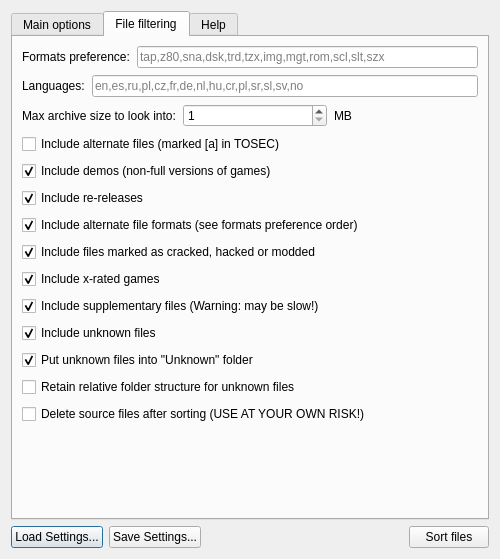
Qt form ui/SorterLauncher.ui (ladyeklipse/ZX-Pokemaster) before a commit.
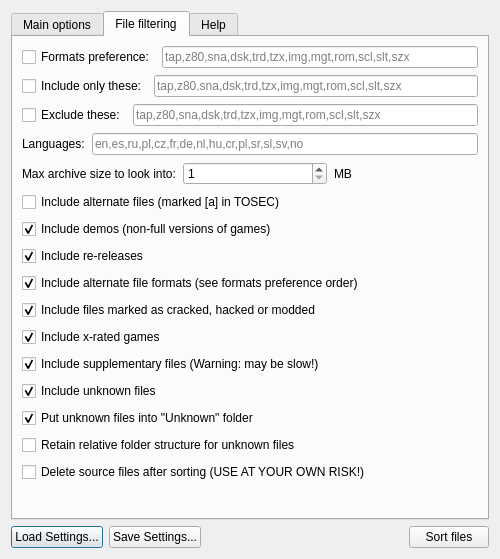
The same form after that commit. The open tabs and pages were chosen to show the change. Icons and pictures are not drawn.

Commit message: now can include/exclude extensions.

What changed in the file:
```diff
--- a/ui/SorterLauncher.ui
+++ b/ui/SorterLauncher.ui
@@ -315,7 +315,7 @@
       <attribute name="title">
        <string>File filtering</string>
       </attribute>
-      <layout class="QVBoxLayout" name="verticalLayout" stretch="0,0,0,1,1,1,1,1,1,0,0,0,0,0,0">
+      <layout class="QVBoxLayout" name="verticalLayout" stretch="0,0,0,0,0,1,1,1,1,1,1,0,0,0,0,0,0">
        <property name="spacing">
         <number>7</number>
        </property>
@@ -328,7 +328,7 @@
           <enum>QLayout::SetMinimumSize</enum>
          </property>
          <item>
-          <widget class="QLabel" name="label_2">
+          <widget class="QCheckBox" name="chkFormatsPreference">
            <property name="text">
             <string>Formats preference:</string>
            </property>
@@ -346,6 +346,54 @@
          </item>
         </layout>
        </item>
+       <item>
+        <layout class="QHBoxLayout" name="horizontalLayout_9">
+         <property name="sizeConstraint">
+          <enum>QLayout::SetMinimumSize</enum>
+         </property>
+         <item>
+          <widget class="QCheckBox" name="chkIncludeExtensions">
+           <property name="text">
+            <string>Include only these:</string>
+           </property>
+          </widget>
+         </item>
+         <item>
+          <widget class="QLineEdit" name="txtIncludeExtensions">
+           <property name="inputMask">
+            <string/>
+           </property>
+           <property name="placeholderText">
+            <string>tap,z80,sna,dsk,trd,tzx,img,mgt,rom,scl,slt,szx</string>
+           </property>
+          </widget>
+         </item>
+        </layout>
+       </item>
+       <item>
+        <layout class="QHBoxLayout" name="horizontalLayout_10">
+         <property name="sizeConstraint">
+          <enum>QLayout::SetMinimumSize</enum>
+         </property>
+         <item>
+          <widget class="QCheckBox" name="chkExcludeExtensions">
+           <property name="text">
+            <string>Exclude these:</string>
+           </property>
+          </widget>
+         </item>
+         <item>
+          <widget class="QLineEdit" name="txtExcludeExtensions">
+           <property name="inputMask">
+            <string/>
+           </property>
+           <property name="placeholderText">
+            <string>tap,z80,sna,dsk,trd,tzx,img,mgt,rom,scl,slt,szx</string>
+           </property>
+          </widget>
+         </item>
+        </layout>
+       </item>
        <item>
         <layout class="QHBoxLayout" name="horizontalLayout_4">
          <property name="sizeConstraint">
```
Left out of the diff: 5 changed lines with no effect on the pictures. The commit also changes 16 other files.
